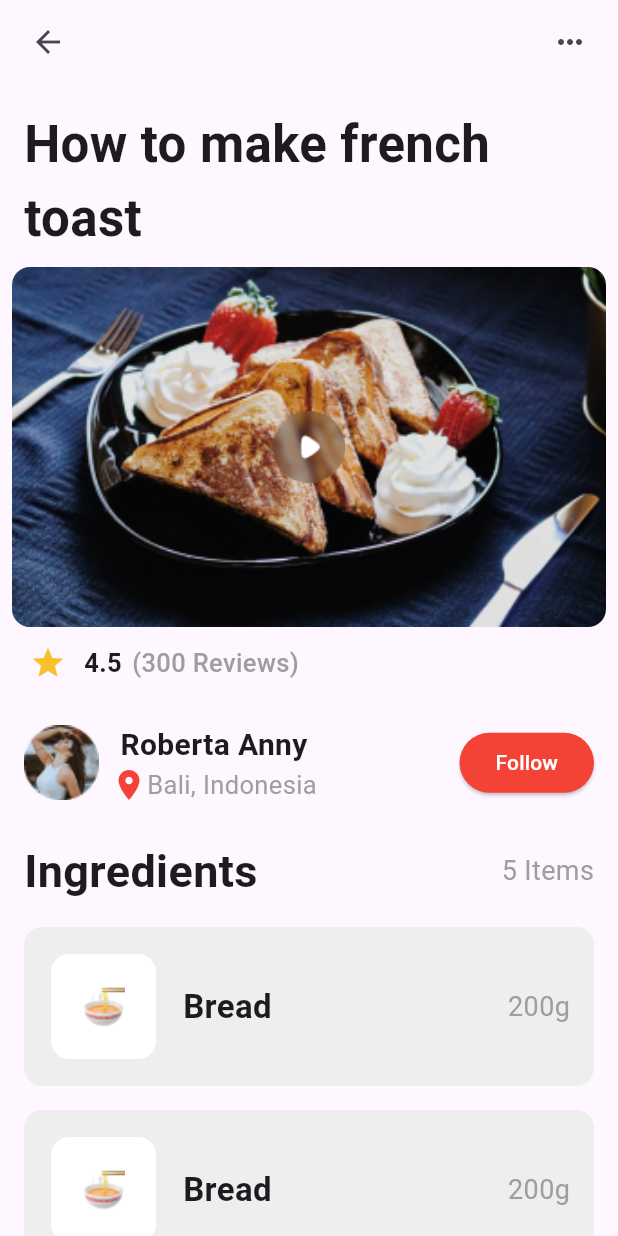
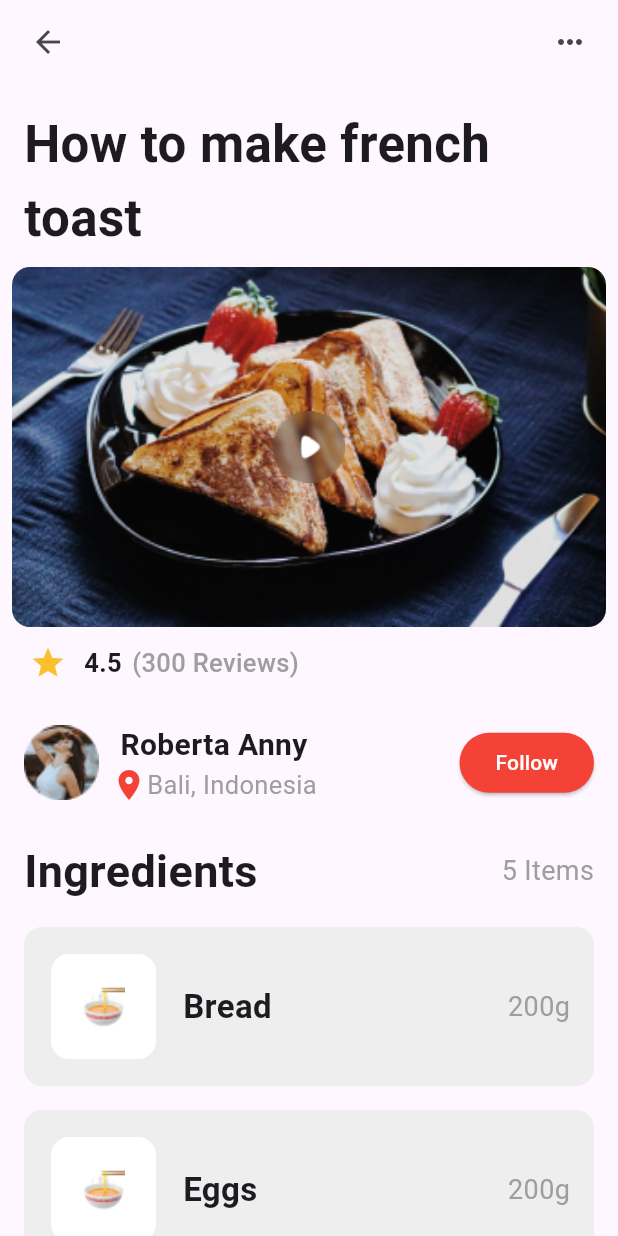
Before and after one commit to davidakabogu/flutterfoodrecipe, a Flutter app: the screen it shows after launch, on a phone screen of 412 x 824 dp. Run offline on Flutter 3.47's test engine with Material 3 defaults, Android fonts, the phone set to English and light mode, and no system bars.

Commit message:
dynamically update ingredients UI

```diff
--- a/foodrecipe/lib/main.dart
+++ b/foodrecipe/lib/main.dart
@@ -45,9 +45,9 @@ class HomePage extends StatelessWidget {
                 image: 'assets/images/unsplash_Ij24Uq1sMwM.png',
               ),
               IngredientsSection(
-                ingredient: 'Bread',
-                weight: '200g',
-              )
+                ingredients: ['Bread', 'Eggs', 'Milk', 'Ham', 'DK Snack'],
+                ingredientWeights: ['200g', '200g', '200g', '300g', '100kg'],
+              ),
             ],
           ),
         ),
@@ -318,33 +318,37 @@ class _FollowButtonState extends State<FollowButton> {
 
 class IngredientsSection extends StatelessWidget {
   const IngredientsSection(
-      {super.key, required this.ingredient, required this.weight});
+      {super.key, required this.ingredients, required this.ingredientWeights});
 
-  final String ingredient;
-  final String weight;
+  final List<String> ingredients;
+  final List<String> ingredientWeights;
 
   @override
   Widget build(BuildContext context) {
     return Column(
       children: [
-        const Padding(
-          padding: EdgeInsets.all(8.0),
+        Padding(
+          padding: const EdgeInsets.all(8.0),
           child: Row(
             mainAxisAlignment: MainAxisAlignment.spaceBetween,
             children: [
-              Text(
+              const Text(
                 'Ingredients',
                 style: TextStyle(fontWeight: FontWeight.bold, fontSize: 30),
               ),
-              Text('5 Items',
-                  style: TextStyle(
+              Text('${ingredients.length} Items',
+                  style: const TextStyle(
                       fontWeight: FontWeight.w400,
                       fontSize: 18,
                       color: Colors.grey))
             ],
           ),
         ),
-        Padding(
+        ListView.builder(
+            shrinkWrap: true,
+            itemCount: ingredients.length,
+            itemBuilder: (context, index) {
+              return Padding(
                 padding: const EdgeInsets.all(8.0),
                 child: Container(
                   decoration: BoxDecoration(
@@ -370,14 +374,14 @@ class IngredientsSection extends StatelessWidget {
                               ),
                             ),
                           ),
-                    Text(ingredient,
+                          Text(ingredients[index],
                               style: const TextStyle(
                                   fontWeight: FontWeight.bold, fontSize: 22)),
                         ],
                       ),
                       Padding(
                         padding: const EdgeInsets.all(16.0),
-                  child: Text(weight,
+                        child: Text(ingredientWeights[index],
                             style: const TextStyle(
                                 fontWeight: FontWeight.w400,
                                 fontSize: 18,
@@ -386,93 +390,8 @@ class IngredientsSection extends StatelessWidget {
                     ],
                   ),
                 ),
-        ),
-        Padding(
-          padding: const EdgeInsets.all(8.0),
-          child: Container(
-            decoration: BoxDecoration(
-              color: Colors.grey[200],
-              borderRadius: BorderRadius.circular(12.0),
-            ),
-            child: Row(
-              mainAxisAlignment: MainAxisAlignment.spaceBetween,
-              children: [
-                Row(
-                  children: [
-                    Padding(
-                      padding: const EdgeInsets.all(18.0),
-                      child: Container(
-                        decoration: BoxDecoration(
-                          color: Colors.white,
-                          borderRadius: BorderRadius.circular(12.0),
-                        ),
-                        child: Image.asset(
-                          'assets/images/🍜.png',
-                          width: 70,
-                          height: 70,
-                        ),
-                      ),
-                    ),
-                    Text(ingredient,
-                        style: const TextStyle(
-                            fontWeight: FontWeight.bold, fontSize: 22)),
-                  ],
-                ),
-                Padding(
-                  padding: const EdgeInsets.all(16.0),
-                  child: Text(weight,
-                      style: const TextStyle(
-                          fontWeight: FontWeight.w400,
-                          fontSize: 18,
-                          color: Colors.grey)),
-                )
-              ],
-            ),
-          ),
-        ),
-        Padding(
-          padding: const EdgeInsets.all(8.0),
-          child: Container(
-            decoration: BoxDecoration(
-              color: Colors.grey[200],
-              borderRadius: BorderRadius.circular(12.0),
-            ),
-            child: Row(
-              mainAxisAlignment: MainAxisAlignment.spaceBetween,
-              children: [
-                Row(
-                  children: [
-                    Padding(
-                      padding: const EdgeInsets.all(18.0),
-                      child: Container(
-                        decoration: BoxDecoration(
-                          color: Colors.white,
-                          borderRadius: BorderRadius.circular(12.0),
-                        ),
-                        child: Image.asset(
-                          'assets/images/🍜.png',
-                          width: 70,
-                          height: 70,
-                        ),
-                      ),
-                    ),
-                    Text(ingredient,
-                        style: const TextStyle(
-                            fontWeight: FontWeight.bold, fontSize: 22)),
-                  ],
-                ),
-                Padding(
-                  padding: const EdgeInsets.all(16.0),
-                  child: Text(weight,
-                      style: const TextStyle(
-                          fontWeight: FontWeight.w400,
-                          fontSize: 18,
-                          color: Colors.grey)),
-                )
-              ],
-            ),
-          ),
-        ),
+              );
+            }),
       ],
     );
   }
```
Lines whose indentation alone changed are shown as unchanged.
